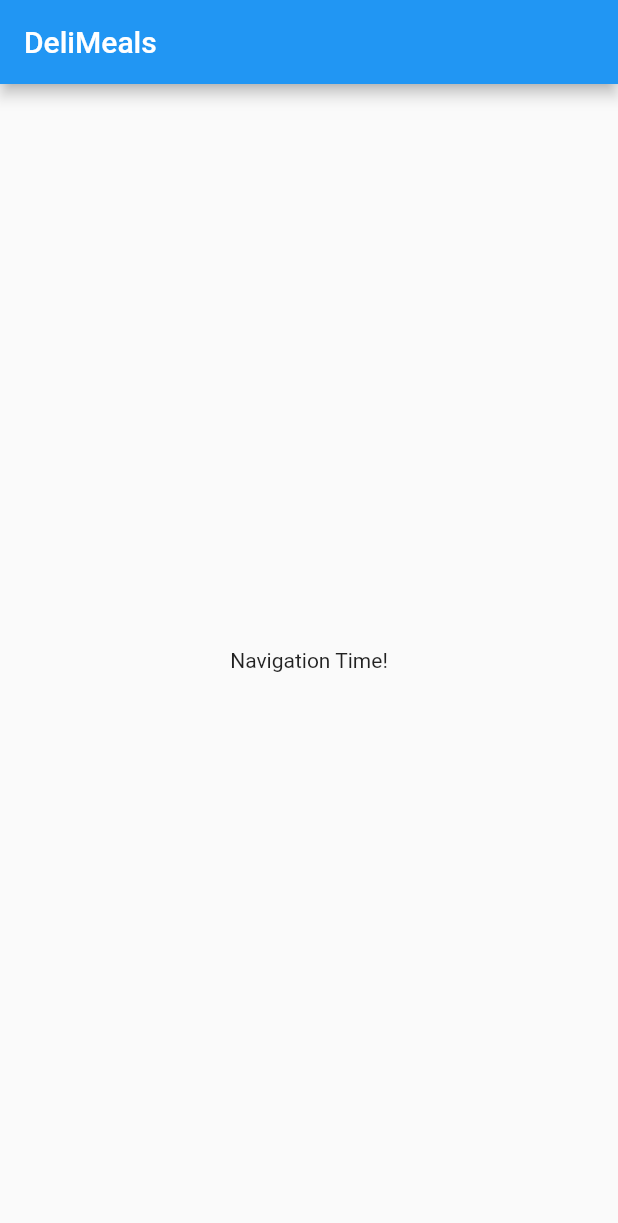
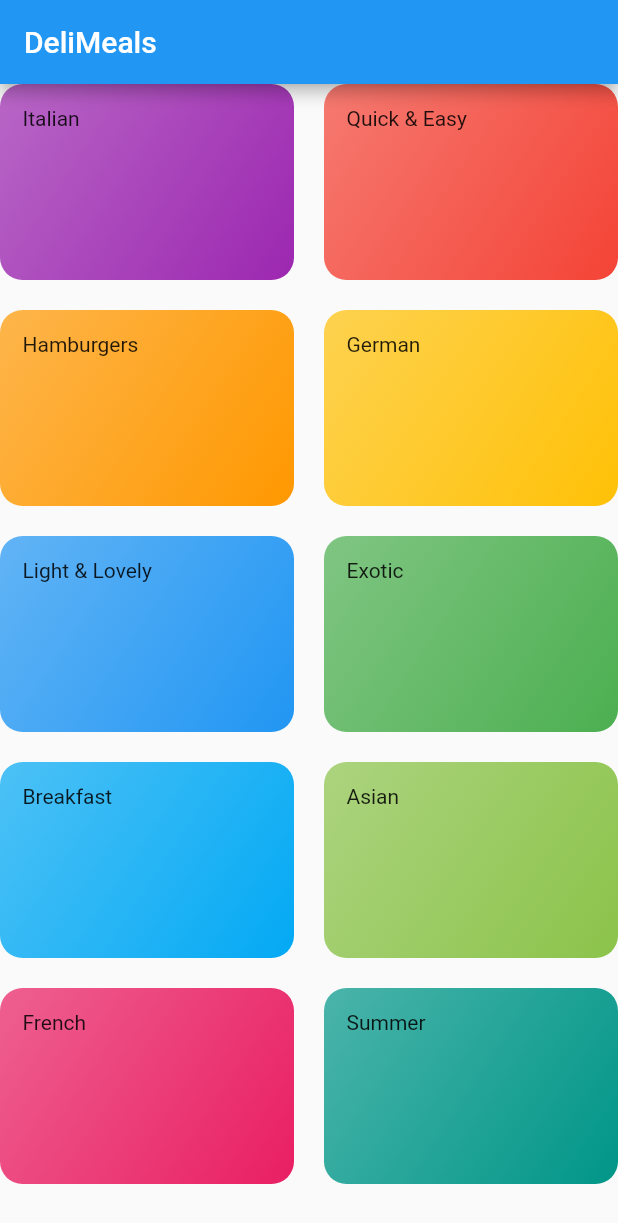
Before and after one commit to jeremiahAI/flutter_recipes, a Flutter app: the screen it shows after launch, on a phone screen of 412 x 824 dp. Shown: the top 1223 px of the screen. Run offline on Flutter 3.47's test engine with Material 2 defaults, Android fonts, the light colour scheme and no system bars.

Commit message:
Add categories_screen.dart and categories

```diff
--- /dev/null
+++ b/lib/categories_screen.dart
@@ -0,0 +1,24 @@
+import 'package:flutter/material.dart';
+import 'package:recipes/category_item.dart';
+import 'package:recipes/dummy_data.dart';
+
+class CategoriesScreen extends StatelessWidget {
+  @override
+  Widget build(BuildContext context) {
+    return Scaffold(
+      appBar: AppBar(
+        title: const Text('DeliMeals'),
+      ),
+      body: GridView(
+        children: [
+          ...DUMMY_CATEGORIES.map((category) => CategoryItem(category))
+        ],
+        gridDelegate: SliverGridDelegateWithMaxCrossAxisExtent(
+            maxCrossAxisExtent: 200,
+            childAspectRatio: 1.5,
+            crossAxisSpacing: 20,
+            mainAxisSpacing: 20),
+      ),
+    );
+  }
+}
--- /dev/null
+++ b/lib/category_item.dart
@@ -0,0 +1,23 @@
+import 'package:flutter/material.dart';
+import 'package:recipes/models/category.dart';
+
+class CategoryItem extends StatelessWidget {
+  final Category category;
+
+  CategoryItem(this.category);
+
+  @override
+  Widget build(BuildContext context) {
+    return Container(
+      padding: const EdgeInsets.all(15),
+      child: Text(category.title),
+      decoration: BoxDecoration(
+        gradient: LinearGradient(
+            colors: [category.color.withOpacity(0.7), category.color],
+            begin: Alignment.topLeft,
+            end: Alignment.bottomRight),
+        borderRadius: BorderRadius.circular(15),
+      ),
+    );
+  }
+}
--- /dev/null
+++ b/lib/dummy_data.dart
@@ -0,0 +1,56 @@
+import 'package:flutter/material.dart';
+
+import './models/category.dart';
+
+const DUMMY_CATEGORIES = const [
+  Category(
+    id: 'c1',
+    title: 'Italian',
+    color: Colors.purple,
+  ),
+  Category(
+    id: 'c2',
+    title: 'Quick & Easy',
+    color: Colors.red,
+  ),
+  Category(
+    id: 'c3',
+    title: 'Hamburgers',
+    color: Colors.orange,
+  ),
+  Category(
+    id: 'c4',
+    title: 'German',
+    color: Colors.amber,
+  ),
+  Category(
+    id: 'c5',
+    title: 'Light & Lovely',
+    color: Colors.blue,
+  ),
+  Category(
+    id: 'c6',
+    title: 'Exotic',
+    color: Colors.green,
+  ),
+  Category(
+    id: 'c7',
+    title: 'Breakfast',
+    color: Colors.lightBlue,
+  ),
+  Category(
+    id: 'c8',
+    title: 'Asian',
+    color: Colors.lightGreen,
+  ),
+  Category(
+    id: 'c9',
+    title: 'French',
+    color: Colors.pink,
+  ),
+  Category(
+    id: 'c10',
+    title: 'Summer',
+    color: Colors.teal,
+  ),
+];
--- a/lib/main.dart
+++ b/lib/main.dart
@@ -1,4 +1,5 @@
 import 'package:flutter/material.dart';
+import 'package:recipes/categories_screen.dart';
 
 void main() => runApp(MyApp());
 
@@ -10,26 +11,7 @@ class MyApp extends StatelessWidget {
       theme: ThemeData(
         primarySwatch: Colors.blue,
       ),
-      home: MyHomePage(),
+      home: CategoriesScreen(),
     );
   }
 }
-
-class MyHomePage extends StatefulWidget {
-  @override
-  _MyHomePageState createState() => _MyHomePageState();
-}
-
-class _MyHomePageState extends State<MyHomePage> {
-  @override
-  Widget build(BuildContext context) {
-    return Scaffold(
-      appBar: AppBar(
-        title: Text('DeliMeals'),
-      ),
-      body: Center(
-        child: Text('Navigation Time!'),
-      ),
-    );
-  }
-}
--- /dev/null
+++ b/lib/models/category.dart
@@ -0,0 +1,12 @@
+import 'package:flutter/material.dart';
+
+class Category {
+  final String id, title;
+  final Color color;
+
+  const Category({
+    @required this.id,
+    @required this.title,
+    this.color = Colors.orange,
+  });
+}
```
Also changed, not shown: 1 other file.
